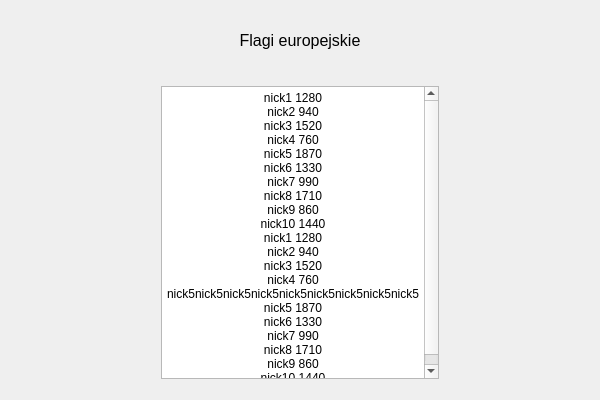
Qt form src/client/gui/Summary.ui (PiotrRem/Lachut) before a commit.
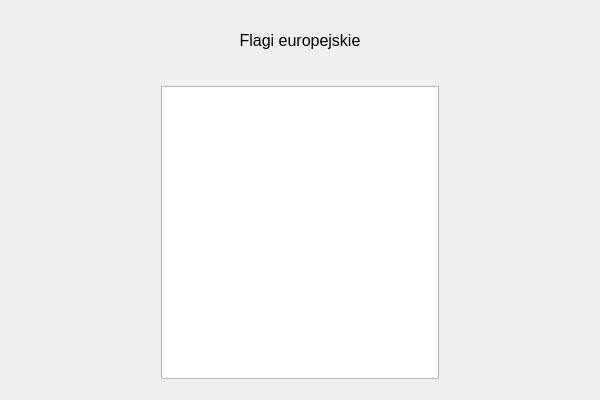
The same form after that commit.

What changed in the file:
```diff
--- a/src/client/gui/Summary.ui
+++ b/src/client/gui/Summary.ui
@@ -93,26 +93,7 @@
 li.unchecked::marker { content: &quot;\2610&quot;; }
 li.checked::marker { content: &quot;\2612&quot;; }
 &lt;/style&gt;&lt;/head&gt;&lt;body style=&quot; font-family:'Segoe UI'; font-size:9pt; font-weight:400; font-style:normal;&quot;&gt;
-&lt;p align=&quot;center&quot; style=&quot; margin-top:0px; margin-bottom:0px; margin-left:0px; margin-right:0px; -qt-block-indent:0; text-indent:0px;&quot;&gt;nick1 1280&lt;/p&gt;
-&lt;p align=&quot;center&quot; style=&quot; margin-top:0px; margin-bottom:0px; margin-left:0px; margin-right:0px; -qt-block-indent:0; text-indent:0px;&quot;&gt;nick2 940&lt;/p&gt;
-&lt;p align=&quot;center&quot; style=&quot; margin-top:0px; margin-bottom:0px; margin-left:0px; margin-right:0px; -qt-block-indent:0; text-indent:0px;&quot;&gt;nick3 1520&lt;/p&gt;
-&lt;p align=&quot;center&quot; style=&quot; margin-top:0px; margin-bottom:0px; margin-left:0px; margin-right:0px; -qt-block-indent:0; text-indent:0px;&quot;&gt;nick4 760&lt;/p&gt;
-&lt;p align=&quot;center&quot; style=&quot; margin-top:0px; margin-bottom:0px; margin-left:0px; margin-right:0px; -qt-block-indent:0; text-indent:0px;&quot;&gt;nick5 1870&lt;/p&gt;
-&lt;p align=&quot;center&quot; style=&quot; margin-top:0px; margin-bottom:0px; margin-left:0px; margin-right:0px; -qt-block-indent:0; text-indent:0px;&quot;&gt;nick6 1330&lt;/p&gt;
-&lt;p align=&quot;center&quot; style=&quot; margin-top:0px; margin-bottom:0px; margin-left:0px; margin-right:0px; -qt-block-indent:0; text-indent:0px;&quot;&gt;nick7 990&lt;/p&gt;
-&lt;p align=&quot;center&quot; style=&quot; margin-top:0px; margin-bottom:0px; margin-left:0px; margin-right:0px; -qt-block-indent:0; text-indent:0px;&quot;&gt;nick8 1710&lt;/p&gt;
-&lt;p align=&quot;center&quot; style=&quot; margin-top:0px; margin-bottom:0px; margin-left:0px; margin-right:0px; -qt-block-indent:0; text-indent:0px;&quot;&gt;nick9 860&lt;/p&gt;
-&lt;p align=&quot;center&quot; style=&quot; margin-top:0px; margin-bottom:0px; margin-left:0px; margin-right:0px; -qt-block-indent:0; text-indent:0px;&quot;&gt;nick10 1440&lt;/p&gt;
-&lt;p align=&quot;center&quot; style=&quot; margin-top:0px; margin-bottom:0px; margin-left:0px; margin-right:0px; -qt-block-indent:0; text-indent:0px;&quot;&gt;nick1 1280&lt;/p&gt;
-&lt;p align=&quot;center&quot; style=&quot; margin-top:0px; margin-bottom:0px; margin-left:0px; margin-right:0px; -qt-block-indent:0; text-indent:0px;&quot;&gt;nick2 940&lt;/p&gt;
-&lt;p align=&quot;center&quot; style=&quot; margin-top:0px; margin-bottom:0px; margin-left:0px; margin-right:0px; -qt-block-indent:0; text-indent:0px;&quot;&gt;nick3 1520&lt;/p&gt;
-&lt;p align=&quot;center&quot; style=&quot; margin-top:0px; margin-bottom:0px; margin-left:0px; margin-right:0px; -qt-block-indent:0; text-indent:0px;&quot;&gt;nick4 760&lt;/p&gt;
-&lt;p align=&quot;center&quot; style=&quot; margin-top:0px; margin-bottom:0px; margin-left:0px; margin-right:0px; -qt-block-indent:0; text-indent:0px;&quot;&gt;nick5nick5nick5nick5nick5nick5nick5nick5nick5nick5 1870&lt;/p&gt;
-&lt;p align=&quot;center&quot; style=&quot; margin-top:0px; margin-bottom:0px; margin-left:0px; margin-right:0px; -qt-block-indent:0; text-indent:0px;&quot;&gt;nick6 1330&lt;/p&gt;
-&lt;p align=&quot;center&quot; style=&quot; margin-top:0px; margin-bottom:0px; margin-left:0px; margin-right:0px; -qt-block-indent:0; text-indent:0px;&quot;&gt;nick7 990&lt;/p&gt;
-&lt;p align=&quot;center&quot; style=&quot; margin-top:0px; margin-bottom:0px; margin-left:0px; margin-right:0px; -qt-block-indent:0; text-indent:0px;&quot;&gt;nick8 1710&lt;/p&gt;
-&lt;p align=&quot;center&quot; style=&quot; margin-top:0px; margin-bottom:0px; margin-left:0px; margin-right:0px; -qt-block-indent:0; text-indent:0px;&quot;&gt;nick9 860&lt;/p&gt;
-&lt;p align=&quot;center&quot; style=&quot; margin-top:0px; margin-bottom:0px; margin-left:0px; margin-right:0px; -qt-block-indent:0; text-indent:0px;&quot;&gt;nick10 1440&lt;/p&gt;&lt;/body&gt;&lt;/html&gt;</string>
+&lt;p align=&quot;center&quot; style=&quot;-qt-paragraph-type:empty; margin-top:0px; margin-bottom:0px; margin-left:0px; margin-right:0px; -qt-block-indent:0; text-indent:0px;&quot;&gt;&lt;br /&gt;&lt;/p&gt;&lt;/body&gt;&lt;/html&gt;</string>
            </property>
           </widget>
          </item>
```
